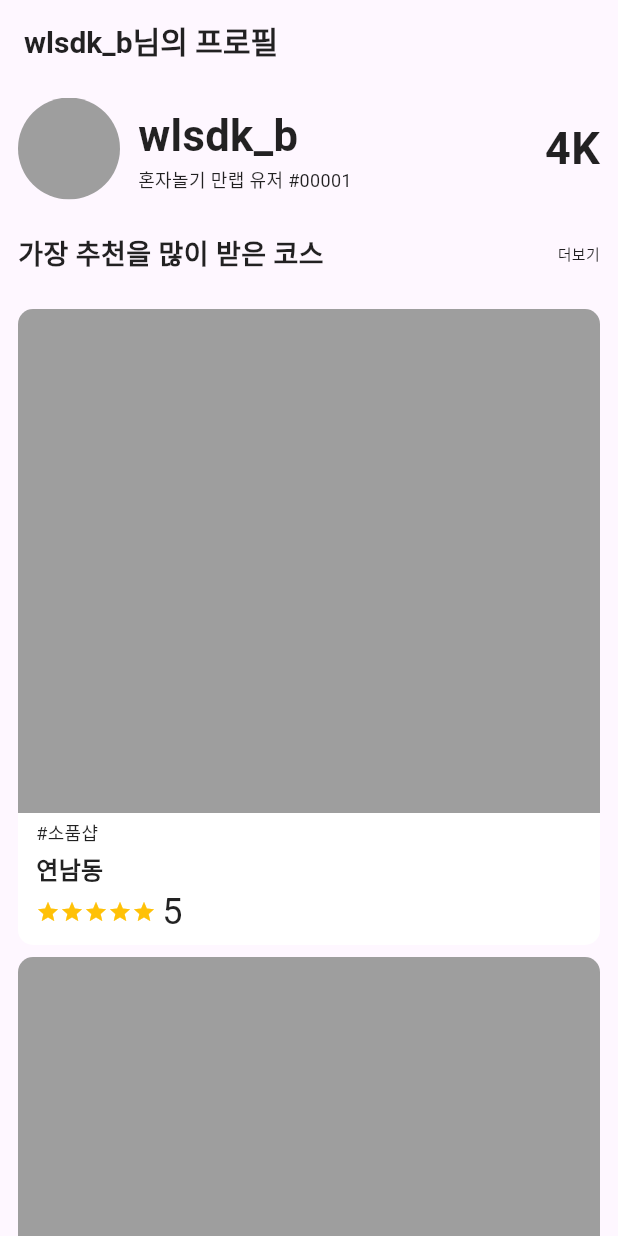
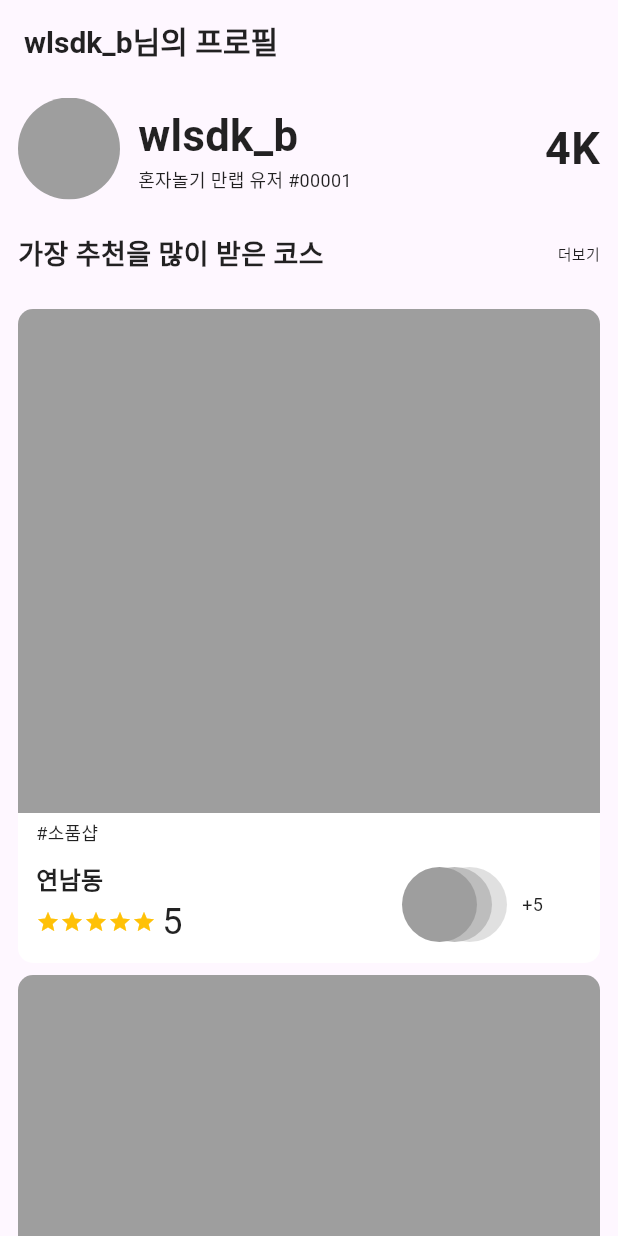
Before and after one commit to WantOscar/solo_play_applicaiton, a Flutter app: the screen it shows after launch, on a phone screen of 412 x 824 dp. Run offline on Flutter 3.47's test engine with Material 3 defaults, Android fonts, the phone set to English and light mode, and no system bars.

Commit message:
가장 추천을 많이 받은 코스 레이아웃 제작 완료

```diff
--- a/lib/src/widgets/course_widget.dart
+++ b/lib/src/widgets/course_widget.dart
@@ -24,7 +24,6 @@ class CourseWidget extends StatelessWidget {
         /// 코스 태그, 위치, 별점 영역
         Container(
           width: double.infinity,
-          height: 88,
           decoration: const BoxDecoration(
             borderRadius: BorderRadius.vertical(
               top: Radius.zero,
@@ -91,31 +90,59 @@ class CourseWidget extends StatelessWidget {
                         ),
                       ],
                     ),
-                    // Stack(
-                    //   children: [
-                    //     Positioned(
-                    //       left: 0,
-                    //       child: CircleAvatar(
-                    //         radius: 10,
-                    //         backgroundColor: Colors.grey.shade300,
-                    //       ),
-                    //     ),
-                    //     Positioned(
-                    //       left: 8,
-                    //       child: CircleAvatar(
-                    //         radius: 10,
-                    //         backgroundColor: Colors.grey.shade400,
-                    //       ),
-                    //     ),
-                    //     Positioned(
-                    //       left: 16,
-                    //       child: CircleAvatar(
-                    //         radius: 10,
-                    //         backgroundColor: Colors.grey.shade500,
-                    //       ),
-                    //     ),
-                    //   ],
-                    // ),
+                    SizedBox(
+                      width: 150,
+                      height: 70,
+                      child: Stack(
+                        alignment: Alignment.centerLeft,
+                        children: [
+                          Positioned(
+                            right: 50,
+                            child: SizedBox(
+                              width: 50,
+                              height: 50,
+                              child: CircleAvatar(
+                                radius: 10,
+                                backgroundColor: Colors.grey.shade300,
+                              ),
+                            ),
+                          ),
+                          Positioned(
+                            right: 60,
+                            child: SizedBox(
+                              width: 50,
+                              height: 50,
+                              child: CircleAvatar(
+                                radius: 10,
+                                backgroundColor: Colors.grey.shade400,
+                              ),
+                            ),
+                          ),
+                          Positioned(
+                            right: 70,
+                            child: SizedBox(
+                              width: 50,
+                              height: 50,
+                              child: CircleAvatar(
+                                radius: 10,
+                                backgroundColor: Colors.grey.shade500,
+                              ),
+                            ),
+                          ),
+                          const Positioned(
+                            left: 110,
+                            child: Text(
+                              '+5',
+                              style: TextStyle(
+                                fontSize: 12,
+                                fontWeight: FontWeight.w400,
+                                color: Colors.black87,
+                              ),
+                            ),
+                          ),
+                        ],
+                      ),
+                    ),
                   ],
                 ),
               ],
```
